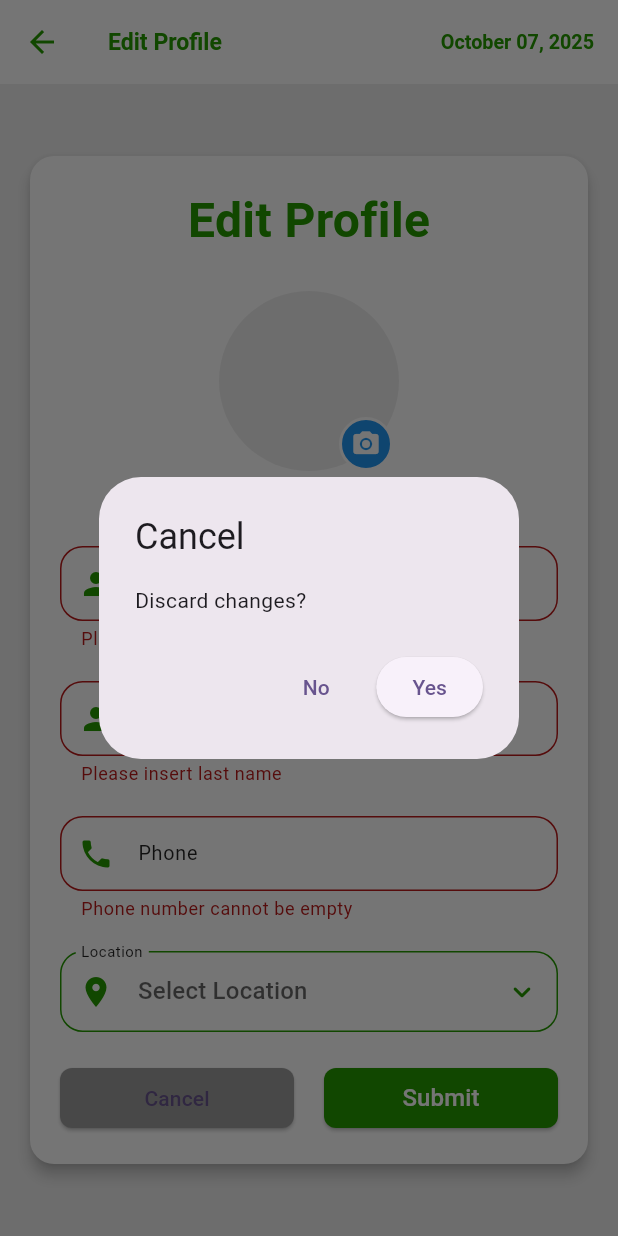
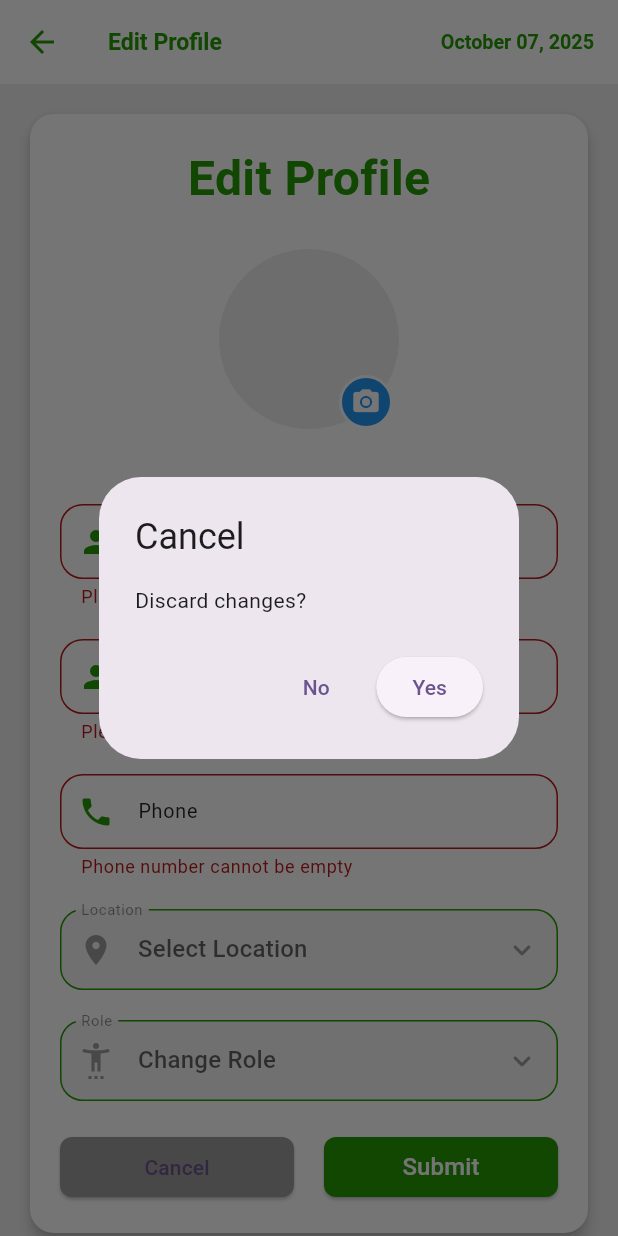
Before and after one commit to Myniv/community_report_app, a Flutter app: the UpdateProfileScreen screen opened by its route, after a tap on "Submit", after a tap on "Cancel", on a phone screen of 412 x 824 dp. Run offline on Flutter 3.47's test engine with Material 3 defaults, Android fonts, the phone set to English and light mode, and no system bars; our stand-ins replace camera, cloud_firestore, dropdown_search, firebase_auth, firebase_core, flutter_map and 8 more; accounts and stored records are empty; network calls fail.

Commit message:
Feature : Assign role and location by admin

```diff
--- a/lib/models/enum_list.dart
+++ b/lib/models/enum_list.dart
@@ -1,4 +1,5 @@
 enum LocationItem { binongPermai, bintaro, kalibata, karawaci, kemanggisanBaru }
+
 extension LocationItemExtension on LocationItem {
   String get displayName {
     switch (this) {
@@ -17,6 +18,7 @@ extension LocationItemExtension on LocationItem {
 }
 
 enum UrgencyItem { low, medium, high }
+
 extension UrgencyExtension on UrgencyItem {
   String get displayName {
     switch (this) {
@@ -31,6 +33,7 @@ extension UrgencyExtension on UrgencyItem {
 }
 
 enum StatusItem { pending, onProgress, resolved }
+
 extension StatusExtension on StatusItem {
   String get displayName {
     switch (this) {
@@ -45,6 +48,7 @@ extension StatusExtension on StatusItem {
 }
 
 enum CategoryItem { waste, water, electricity, gas, other }
+
 extension CategoryExtension on CategoryItem {
   String get displayName {
     switch (this) {
@@ -61,3 +65,18 @@ extension CategoryExtension on CategoryItem {
     }
   }
 }
+
+enum RoleItem { admin, leader, member }
+
+extension RoleExtension on RoleItem {
+  String get displayName {
+    switch (this) {
+      case RoleItem.admin:
+        return "admin";
+      case RoleItem.leader:
+        return "leader";
+      case RoleItem.member:
+        return "member";
+    }
+  }
+}
--- a/lib/screens/profile/edit_profile_screen.dart
+++ b/lib/screens/profile/edit_profile_screen.dart
@@ -46,6 +46,8 @@ class FormScreenState extends State<UpdateProfileScreen> {
     );
 
     final locationItem = LocationItem.values.map((e) => e.displayName).toList();
+
+    final roleItem = RoleItem.values.map((e) => e.displayName).toList();
 
     return Scaffold(
       backgroundColor: Colors.grey[200],
@@ -201,18 +203,52 @@ class FormScreenState extends State<UpdateProfileScreen> {
                       _customTheme.customDropdown<String>(
                         context: context,
                         icon: Icons.location_on,
-                        value: widget.profileId != null
+                        value: widget.profileId != null && profileProvider.profile?.role == "admin"
                             ? profileProvider.otherUserProfile?.location
                             : profileProvider.profile?.location,
                         items: locationItem,
                         label: "Location",
                         hint: "Select Location",
-                        onChanged: (value) {
-                          profileProvider.setLocation(value, widget.profileId);
-                        },
+                        enabled: widget.profileId != null && profileProvider.profile?.role == "admin",
+                        onChanged: widget.profileId != null && profileProvider.profile?.role == "admin"
+                            ? (value) {
+                                profileProvider.setLocation(
+                                  value,
+                                  widget.profileId,
+                                );
+                              }
+                            : null,
                         validator: (value) {
                           if (value == null) {
                             return "Please select a location";
+                          }
+                          return null;
+                        },
+                      ),
+
+                      const SizedBox(height: 20),
+
+                      _customTheme.customDropdown<String>(
+                        context: context,
+                        icon: Icons.settings_accessibility,
+                        value: widget.profileId != null && profileProvider.profile?.role == "admin"
+                            ? profileProvider.otherUserProfile?.role
+                            : profileProvider.profile?.role,
+                        items: roleItem,
+                        enabled: widget.profileId != null && profileProvider.profile?.role == "admin",
+                        label: "Role",
+                        hint: "Change Role",
+                        onChanged: widget.profileId != null && profileProvider.profile?.role == "admin"
+                            ? (value) {
+                                profileProvider.setRole(
+                                  value,
+                                  widget.profileId,
+                                );
+                              }
+                            : null,
+                        validator: (value) {
+                          if (value == null) {
+                            return "Please select a Role for user";
                           }
                           return null;
                         },
```
Also changed, not shown: lib/provider/profileProvider.dart (+9 -0 lines).
